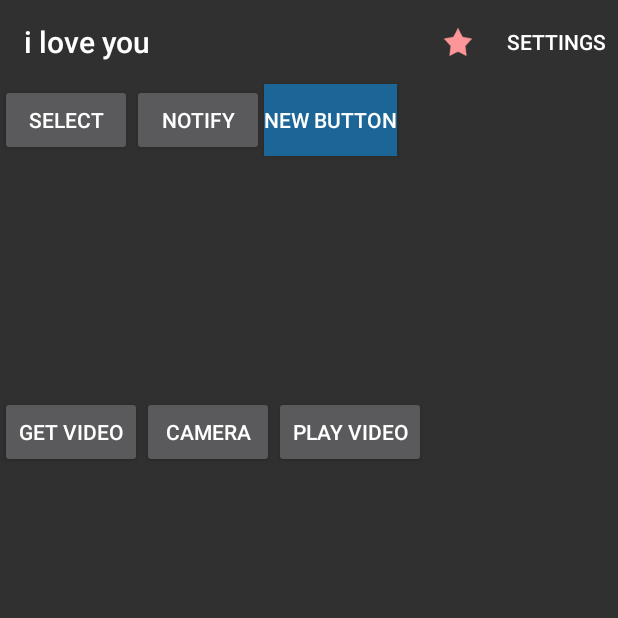
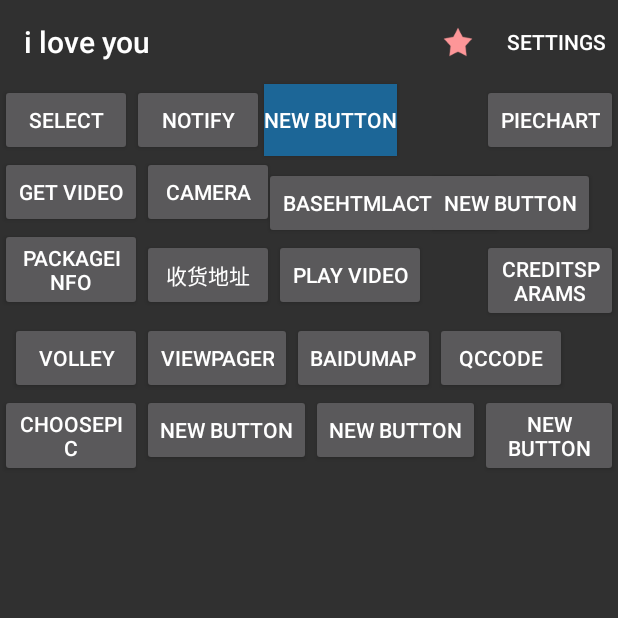
Before and after one commit to skyphone/test2015, an Android app: the screen it shows after launch (UploadActivity), on a phone screen of 412 x 824 dp, the top half of it. Run offline under Robolectric (Android 15) with nearby library versions, the phone set to English and light mode, and no system bars; libraries missing offline, so code that uses them is left out: com.baidu.mapapi, com.facebook.drawee, com.facebook.imagepipeline; 3 statements that could not run were skipped.

Commit message:
全部按钮事件

```diff
--- a/app/build.gradle
+++ b/app/build.gradle
@@ -51,4 +51,5 @@ dependencies {
     compile 'com.sothree.slidinguppanel:library:3.1.1'
     compile 'me.dm7.barcodescanner:zbar:1.5'
     compile 'com.danikula:videocache:2.2.0'
+    compile 'io.reactivex:rxjava:1.0.10'
 }
--- a/app/src/main/java/august/MainActivity.java
+++ b/app/src/main/java/august/MainActivity.java
@@ -21,7 +21,6 @@ import android.os.Bundle;
 import android.view.View;
 import android.widget.Button;
 
-import java.io.RandomAccessFile;
 
 import august.charting.PieChart;
 import caisheng.com.search.R;
--- a/app/src/main/java/caisheng/com/search/MyVolley.java
+++ b/app/src/main/java/caisheng/com/search/MyVolley.java
@@ -1,8 +1,8 @@
 package caisheng.com.search;
 
+import android.app.Activity;
 import android.graphics.Bitmap;
 import android.os.Bundle;
-import android.support.v7.app.ActionBarActivity;
 import android.util.Log;
 import android.view.View;
 import android.view.ViewGroup;
@@ -36,7 +36,7 @@ import java.util.Map;
 /**
  * Created by abc on 2015/6/30.
  */
-public class MyVolley extends ActionBarActivity {
+public class MyVolley extends Activity {
 
     public static final String TAG = "tag";
     ImageView imageView;
--- a/app/src/main/java/otcapp/com/qrcode/QRCodeActivity.java
+++ b/app/src/main/java/otcapp/com/qrcode/QRCodeActivity.java
@@ -1,13 +1,13 @@
 package otcapp.com.qrcode;
 
+import android.app.Activity;
 import android.content.Intent;
 import android.os.Bundle;
-import android.support.v7.app.ActionBarActivity;
 import android.view.View;
 
 import caisheng.com.search.R;
 
-public class QRCodeActivity extends ActionBarActivity {
+public class QRCodeActivity extends Activity {
 
     @Override
     protected void onCreate(Bundle savedInstanceState) {
--- a/app/src/main/res/layout/activity_upload.xml
+++ b/app/src/main/res/layout/activity_upload.xml
@@ -22,13 +22,6 @@
         android:layout_below="@+id/toolbar_layout"
         android:layout_alignParentLeft="true"
         android:layout_alignParentStart="true" />
-
-    <ImageView
-        android:layout_width="fill_parent"
-        android:layout_height="200dp"
-        android:id="@+id/imageView3"
-        android:layout_centerVertical="true"
-        android:layout_centerHorizontal="true" />
 
     <Button
         android:layout_width="wrap_content"
@@ -57,7 +50,7 @@
         android:text="get video"
         android:id="@+id/button20"
         android:onClick="getAllVedio"
-        android:layout_above="@+id/imageView3"
+        android:layout_below="@+id/button9"
         android:layout_alignParentLeft="true"
         android:layout_alignParentStart="true" />
 
@@ -77,8 +70,145 @@
         android:layout_height="wrap_content"
         android:text="play video"
         android:id="@+id/button24"
-        android:layout_above="@+id/imageView3"
-        android:layout_toRightOf="@+id/button21"
-        android:layout_toEndOf="@+id/button21" />
+        android:layout_below="@+id/button30"
+        android:layout_toRightOf="@+id/button29"
+        android:layout_toEndOf="@+id/button29" />
+
+    <Button
+        android:layout_width="wrap_content"
+        android:layout_height="wrap_content"
+        android:text="PieChart"
+        android:id="@+id/button26"
+        android:onClick="PieChart"
+        android:layout_alignBottom="@+id/button18"
+        android:layout_alignParentRight="true"
+        android:layout_alignParentEnd="true" />
+
+    <Button
+        android:layout_width="wrap_content"
+        android:layout_height="wrap_content"
+        android:text="CreditsParams"
+        android:onClick="CreditsParams"
+        android:id="@+id/button27"
+        android:layout_below="@+id/button31"
+        android:layout_alignLeft="@+id/button26"
+        android:layout_alignStart="@+id/button26" />
+
+    <Button
+        android:layout_width="wrap_content"
+        android:layout_height="wrap_content"
+        android:text="packageinfo"
+        android:id="@+id/button28"
+        android:onClick="packageinfo"
+        android:layout_below="@+id/button20"
+        android:layout_toLeftOf="@+id/button21"
+        android:layout_toStartOf="@+id/button21" />
+
+    <Button
+        android:layout_width="wrap_content"
+        android:layout_height="wrap_content"
+        android:text="收货地址"
+        android:id="@+id/button29"
+        android:onClick="address"
+        android:layout_alignBottom="@+id/button28"
+        android:layout_toRightOf="@+id/button28"
+        android:layout_toEndOf="@+id/button28" />
+
+    <Button
+        android:layout_width="wrap_content"
+        android:layout_height="wrap_content"
+        android:text="BaseHtmlActivity"
+        android:id="@+id/button30"
+        android:onClick="BaseHtmlActivity"
+        android:layout_above="@+id/button29"
+        android:layout_toRightOf="@+id/button17"
+        android:layout_toEndOf="@+id/button17" />
+
+    <Button
+        android:layout_width="wrap_content"
+        android:layout_height="wrap_content"
+        android:text="New Button"
+        android:onClick="wpa_supplicant"
+        android:id="@+id/button31"
+        android:layout_alignTop="@+id/button30"
+        android:layout_toRightOf="@+id/button24"
+        android:layout_toEndOf="@+id/button24" />
+
+    <Button
+        android:layout_width="wrap_content"
+        android:layout_height="wrap_content"
+        android:text="volley"
+        android:id="@+id/button32"
+        android:onClick="volley"
+        android:layout_below="@+id/button27"
+        android:layout_toLeftOf="@+id/button29"
+        android:layout_toStartOf="@+id/button29" />
+
+    <Button
+        android:layout_width="wrap_content"
+        android:layout_height="wrap_content"
+        android:text="viewpager"
+        android:onClick="viewpager"
+        android:id="@+id/button33"
+        android:layout_alignBottom="@+id/button32"
+        android:layout_toRightOf="@+id/button32"
+        android:layout_toEndOf="@+id/button32" />
+
+    <Button
+        android:layout_width="wrap_content"
+        android:layout_height="wrap_content"
+        android:text="baidumap"
+        android:onClick="baidumap"
+        android:id="@+id/button34"
+        android:layout_alignBottom="@+id/button32"
+        android:layout_toRightOf="@+id/button33"
+        android:layout_toEndOf="@+id/button33" />
+
+    <Button
+        android:layout_width="wrap_content"
+        android:layout_height="wrap_content"
+        android:text="qccode"
+        android:onClick="qccode"
+        android:id="@+id/button35"
+        android:layout_alignBottom="@+id/button34"
+        android:layout_toRightOf="@+id/button34"
+        android:layout_toEndOf="@+id/button34" />
+
+    <Button
+        android:layout_width="wrap_content"
+        android:layout_height="wrap_content"
+        android:text="choosepic"
+        android:onClick="choosepic"
+        android:id="@+id/button36"
+        android:layout_below="@+id/button32"
+        android:layout_toLeftOf="@+id/button33"
+        android:layout_toStartOf="@+id/button33" />
+
+    <Button
+        android:layout_width="wrap_content"
+        android:layout_height="wrap_content"
+        android:text="New Button"
+        android:id="@+id/button37"
+        android:layout_below="@+id/button33"
+        android:layout_toRightOf="@+id/button36"
+        android:layout_toEndOf="@+id/button36" />
+
+    <Button
+        android:layout_width="wrap_content"
+        android:layout_height="wrap_content"
+        android:text="New Button"
+        android:id="@+id/button38"
+        android:layout_below="@+id/button34"
+        android:layout_toRightOf="@+id/button37"
+        android:layout_toEndOf="@+id/button37" />
+
+    <Button
+        android:layout_width="wrap_content"
+        android:layout_height="wrap_content"
+        android:text="New Button"
+        android:id="@+id/button39"
+        android:layout_below="@+id/button35"
+        android:layout_toRightOf="@+id/button38"
+        android:layout_toEndOf="@+id/button38" />
 
 </RelativeLayout>
--- a/app/src/main/res/layout/lllll.xml
+++ b/app/src/main/res/layout/lllll.xml
@@ -9,7 +9,7 @@
     <Button
         android:layout_width="match_parent"
         android:layout_height="wrap_content"
-        android:text="New Button"
+        android:text="收货地址"
         android:id="@+id/button_province"
         android:onClick="show"
         android:layout_gravity="center_horizontal" />
```
Also changed, not shown: app/src/main/AndroidManifest.xml (+13 -0 lines), app/src/main/java/caisheng/com/search/BBBActivity.java (deleted, +0 -37 lines), app/src/main/java/caisheng/com/search/Main.java (deleted, +0 -62 lines), app/src/main/java/otcapp/com/upload/UploadActivity.java (+84 -43 lines), 1 other file.
